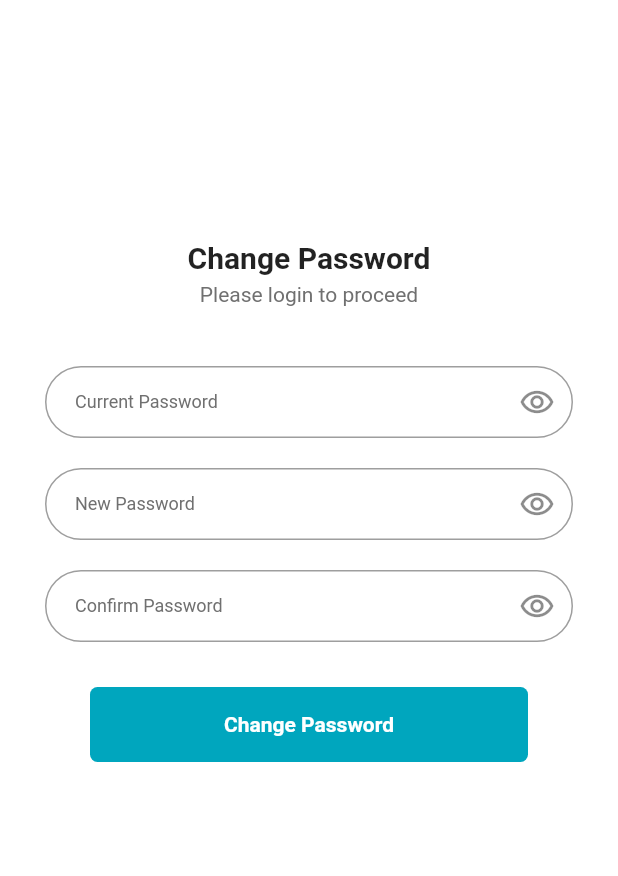
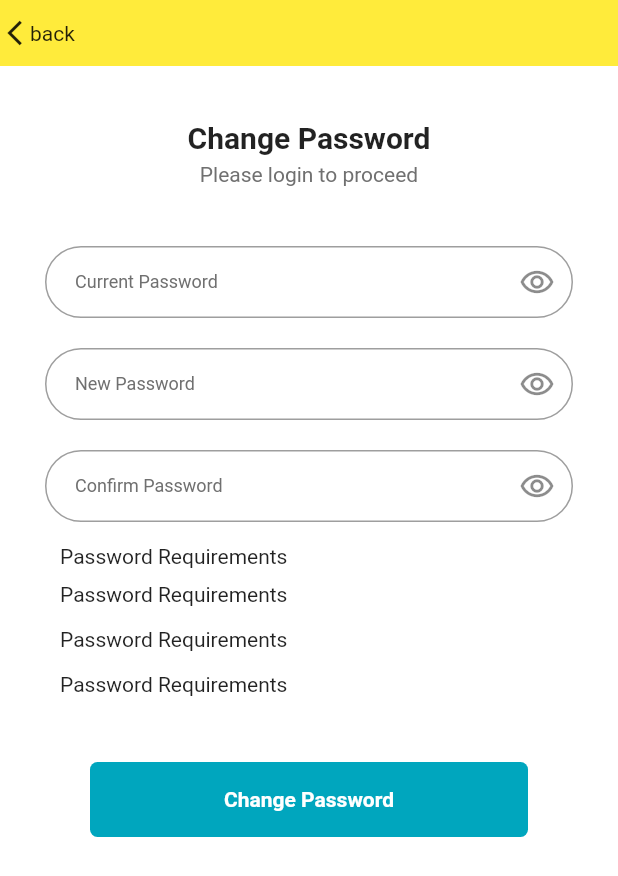
Before and after one commit to a87835546/yy_new, a Flutter app: the AccountPage screen opened directly, after a tap on "Change Password", on a phone screen of 412 x 824 dp. Shown: the top 876 px of the screen. Run offline on Flutter 3.47's test engine with Material 2 defaults, Android fonts, the phone set to English and light mode, and no system bars; our stand-ins replace dio, event_bus, flutter_easyloading, flutter_swiper_null_safety, local_auth, package_info_plus and 3 more; missing offline and left inert: proste_indexed_stack; accounts and stored records are empty; network calls fail.

```diff
--- a/lib/mine/account_item.dart
+++ b/lib/mine/account_item.dart
@@ -7,8 +7,10 @@ class AccountItem extends StatefulWidget{
   final String title;
   final String? subTitle;
   final Function click;
+  final bool? hasSwitch;
+  final bool? display;
 
-  const AccountItem({super.key, required this.title,this.subTitle,required this.click});
+  const AccountItem({super.key, required this.title,this.subTitle,this.hasSwitch,this.display,required this.click});
 
   @override
   State<StatefulWidget> createState() {
@@ -17,6 +19,12 @@ class AccountItem extends StatefulWidget{
 
 }
 class _AccountItemState extends State<AccountItem> {
+  bool flag = false;
+  @override
+  void initState() {
+
+    super.initState();
+  }
   @override
   Widget build(BuildContext context) {
     return GestureDetector(
@@ -58,7 +66,16 @@ class _AccountItemState extends State<AccountItem> {
                       ),
                     ),
                   ),
-                  Icon(Icons.keyboard_arrow_right,size: 30,color: Colors.grey,weight: 1,)
+                 Visibility(visible: true,child:  widget.hasSwitch == true ? CupertinoSwitch(value: flag, onChanged: (val){
+                   setState(() {
+                     flag = !flag;
+                   });
+                 }) :
+                 Icon(
+                   Icons.arrow_forward_ios,
+                   size: 16,
+                   color: color_d4d4d4(),
+                 ))
                 ],
               ),
             ),
--- a/lib/mine/account_page.dart
+++ b/lib/mine/account_page.dart
@@ -13,6 +13,8 @@ import '../utils/app_singleton.dart';
 import '../utils/color.dart';
 import '../utils/constants.dart';
 import '../utils/http_manager.dart';
+import 'about_us_page.dart';
+import 'change_email_page.dart';
 import 'mine_list_item.dart';
 
 class AccountPage extends StatefulWidget {
@@ -66,7 +68,7 @@ class _AccountPageState extends State<AccountPage>
                     style: TextStyle(color: color_d4d4d4()),
                   ),
                 ),
-                AccountItem(title: "Biometrics Login",subTitle: '',click: (){
+                AccountItem(title: "Biometrics Login",hasSwitch: true,click: (){
                   log("click Biometrics Login");
                 },),
                 AccountItem(title: "Change Password",subTitle: '',click: (){
@@ -75,6 +77,11 @@ class _AccountPageState extends State<AccountPage>
                 },),
                 AccountItem(title: "Mobile Number",subTitle: '6309773674305',click: (){
                   log("click change password");
+                },),
+                AccountItem(title: "Change Email",subTitle: 'aa@aa.com',click: (){
+                  log("click change password");
+
+                  NavigatorUtil.push(context,  const ChangeEmail(email: "aa@aa.com",));
                 },),
                 Container(
                   padding: const EdgeInsets.fromLTRB(15, 0, 0, 0),
@@ -90,6 +97,9 @@ class _AccountPageState extends State<AccountPage>
                 },),
                 AccountItem(title: "About Us",subTitle: _version,click: (){
                   log("click change password");
+
+                  NavigatorUtil.push(context,  const AboutUsPage());
+
                 },),
                 AccountItem(title: "Delete Account",click: (){
                   log("click change password");
--- a/lib/sign_up_in/sign_modify_password_page.dart
+++ b/lib/sign_up_in/sign_modify_password_page.dart
@@ -6,6 +6,9 @@ import 'package:flutter/material.dart';
 import 'package:yy_new/sign_up_in/sign_button.dart';
 import 'package:yy_new/sign_up_in/sign_logo_page.dart';
 import 'package:yy_new/sign_up_in/sign_up_input_widget.dart';
+
+import '../widgets/navi_back_item.dart';
+import '../widgets/navi_top_widget.dart';
 class SignModifyPasswordPage extends StatefulWidget {
   const SignModifyPasswordPage({Key? key}) : super(key: key);
 
@@ -36,13 +39,15 @@ class _SignModifyPasswordState extends State<SignModifyPasswordPage> {
   }
 
   Widget _buildPage(BuildContext context) {
-    return MediaQuery.removePadding(
+    return
+      MediaQuery.removePadding(
       context: context,
       removeBottom: true,
       child: Stack(
         children: [
+          NaviTop(),
           Padding(
-            padding: EdgeInsets.only(top: 140, left: 30,
+              padding: const EdgeInsets.only(top: 60, left: 30,
                 right: 30,),
               child:ListView(
                 shrinkWrap: true,
@@ -114,6 +119,30 @@ class _SignModifyPasswordState extends State<SignModifyPasswordPage> {
                           controller: confirmPasswordController,
                         )),
                   ),
+                  Container(
+                    padding: EdgeInsets.only(left: 10),
+                    alignment: Alignment.centerLeft,
+                    child: Column(children: [
+                    Container(
+                      child: const Text("Password Requirements"),
+                      height: 40,
+                      padding: EdgeInsets.only(top: 15),
+                    ),
+                    Container(
+                      height: 30,
+                      child: const Text("Password Requirements"),
+                    ),
+                    Container(
+                      height: 30,
+                      child: const Text("Password Requirements"),
+                    ),
+                    Container(
+                      height: 30,
+                      child: const Text("Password Requirements"),
+                    ),
+                  ],
+                  ),
+                  ),
                   const SizedBox(
                     height: 30,
                   ),
@@ -124,6 +153,7 @@ class _SignModifyPasswordState extends State<SignModifyPasswordPage> {
                 ],
               )
           ),
+          // Positioned(child: NaviBackButton(),left: 20,top: 60,)
         ],
       ),
     );
--- /dev/null
+++ b/lib/widgets/navi_back_item.dart
@@ -0,0 +1,36 @@
+import 'package:flutter/cupertino.dart';
+import 'package:flutter/material.dart';
+import 'package:yy_new/utils/navigator_util.dart';
+
+class NaviBackButton extends StatefulWidget{
+  const NaviBackButton({super.key});
+
+  @override
+  State<StatefulWidget> createState() {
+    return _NaviBackButtonState();
+  }
+
+}
+class _NaviBackButtonState extends State<NaviBackButton> {
+  @override
+  Widget build(BuildContext context) {
+    return GestureDetector(
+      onTap: (){
+        NavigatorUtil.pop(context);
+      },
+      child: Container(
+        height: 44,
+        width: 50,
+        color: Colors.transparent,
+        child: Row(
+          children: [
+            Container(child: Icon(Icons.arrow_back_ios_outlined,size: 20,),),
+            Container(child: Text("back")),
+          ],
+        ),
+      ),
+
+    );
+  }
+
+}
--- /dev/null
+++ b/lib/widgets/navi_top_widget.dart
@@ -0,0 +1,35 @@
+import 'package:flutter/cupertino.dart';
+import 'package:flutter/material.dart';
+import 'package:yy_new/widgets/navi_back_item.dart';
+
+class NaviTop extends StatefulWidget {
+  final String? title;
+  final Widget? right;
+  const NaviTop({super.key, this.title,this.right});
+
+  @override
+  State<StatefulWidget> createState() {
+    return _NaviTopState();
+  }
+}
+
+class _NaviTopState extends State<NaviTop>{
+  @override
+  Widget build(BuildContext context) {
+    return Container(
+      height: MediaQuery.of(context).viewPadding.top + 44,
+      width: MediaQuery.of(context).size.width,
+      padding: EdgeInsets.only(top: MediaQuery.of(context).viewPadding.top),
+      color: Colors.yellow,
+      child: Row(
+        mainAxisAlignment: MainAxisAlignment.center,
+        crossAxisAlignment: CrossAxisAlignment.center,
+        children: [
+          const NaviBackButton(),
+          Expanded(flex: 1,child: Container(height: 44,color: Colors.transparent,alignment: Alignment.center,child: Text(widget.title??"",style: TextStyle(color: Colors.black),),)),
+          widget.right?? const SizedBox(width: 50,)
+        ],
+      ),
+    );
+  }
+}
```
Also changed, not shown: lib/mine/about_us_page.dart (added, +104 -0 lines), lib/mine/change_email_page.dart (added, +36 -0 lines), lib/mine/mine_list_item.dart (+7 -1 lines). Lines whose indentation alone changed are shown as unchanged.
